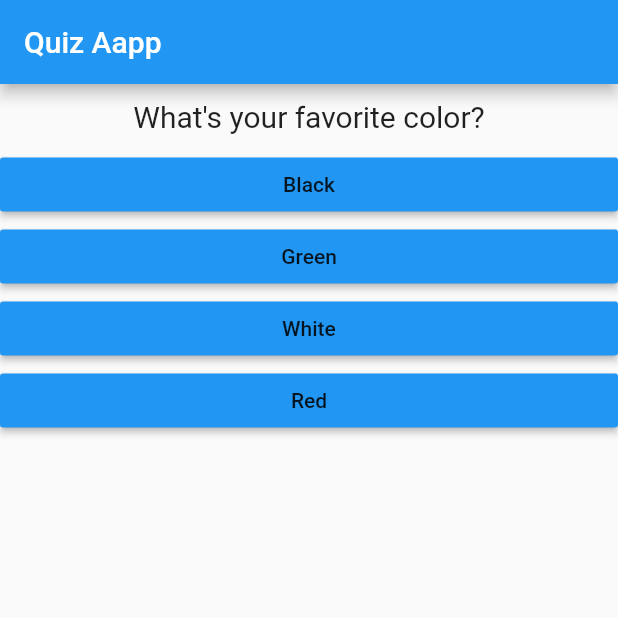
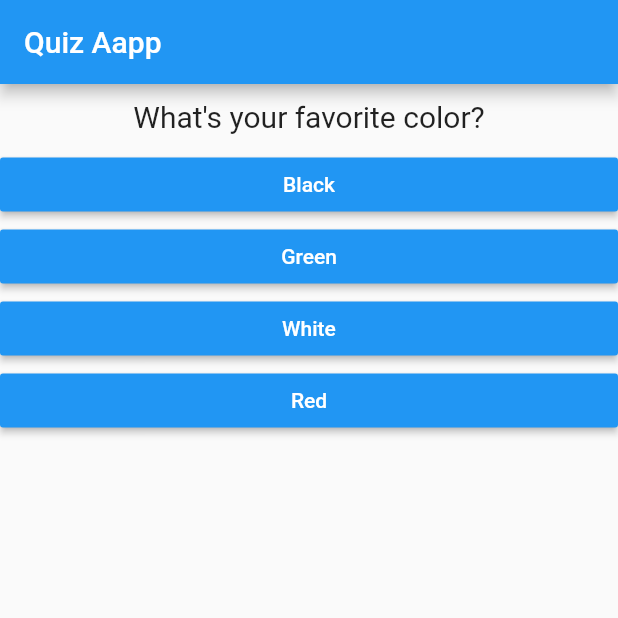
Before and after one commit to bahrie127/course_flutter_udemy_quiz_app, a Flutter app: the screen it shows after launch, on a phone screen of 412 x 824 dp, the top half of it. Run offline on Flutter 3.47's test engine with Material 2 defaults, Android fonts, the phone set to English and light mode, and no system bars.

Commit message:
If stement for handle index error

```diff
--- a/lib/answer.dart
+++ b/lib/answer.dart
@@ -13,6 +13,7 @@ class Answer extends StatelessWidget {
       child: RaisedButton(
         onPressed: selectHundler,
         color: Colors.blue,
+        textColor: Colors.white,
         child: Text(answerText),
       ),
     );
--- a/lib/main.dart
+++ b/lib/main.dart
@@ -44,7 +44,8 @@ class _MyAppState extends State<MyApp> {
           appBar: AppBar(
             title: Text('Quiz Aapp'),
           ),
-          body: Column(
+          body: _questionIndex < questions.length
+              ? Column(
                   children: [
                     Question(
                       questions[_questionIndex]['questionText'] as String,
@@ -54,6 +55,9 @@ class _MyAppState extends State<MyApp> {
                       return Answer(_answerQuestion, answer);
                     }).toList()
                   ],
+                )
+              : Center(
+                  child: Text('You dit it.'),
                 )),
     );
   }
```
Lines whose indentation alone changed are shown as unchanged.
